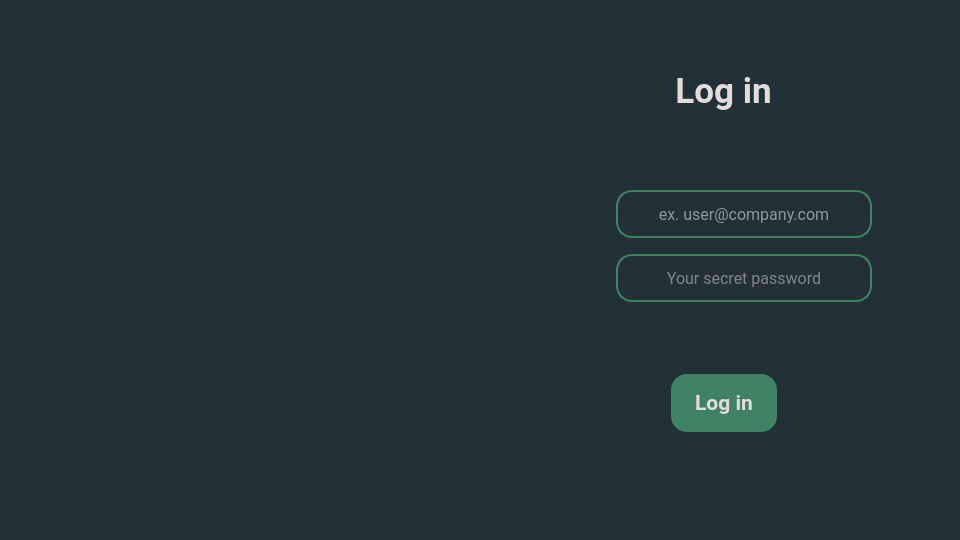
The window that ciit/resources/ui/login_window.ui (ionutsilviu3/CIIT) describes before a commit, drawn with Qt 5.
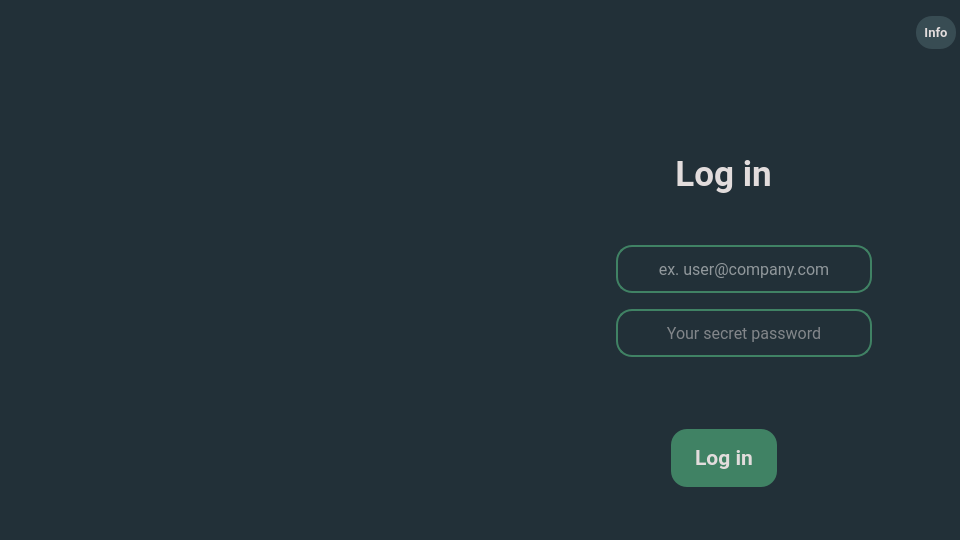
The same window after the commit. Icons and pictures are not drawn.

The edit to the form file:
```diff
--- a/ciit/resources/ui/login_window.ui
+++ b/ciit/resources/ui/login_window.ui
@@ -101,6 +101,41 @@
       <property name="bottomMargin">
        <number>8</number>
       </property>
+      <item alignment="Qt::AlignmentFlag::AlignRight|Qt::AlignmentFlag::AlignTop">
+       <widget class="QPushButton" name="pb_info">
+        <property name="font">
+         <font>
+          <family>Roboto</family>
+          <pointsize>10</pointsize>
+          <bold>true</bold>
+         </font>
+        </property>
+        <property name="styleSheet">
+         <string notr="true">QPushButton {
+	border-radius: 16px;
+	padding-left: 8px;
+	padding-right: 8px;
+	padding-top: 8 px;
+	padding-bottom: 8 px;
+	color: rgb(226, 220, 220);
+	background-color: rgb(56, 76, 83);
+    }</string>
+        </property>
+        <property name="text">
+         <string>Info</string>
+        </property>
+        <property name="icon">
+         <iconset resource="../icons/icons.qrc">
+          <normaloff>:/Icons/info.svg</normaloff>:/Icons/info.svg</iconset>
+        </property>
+        <property name="iconSize">
+         <size>
+          <width>24</width>
+          <height>24</height>
+         </size>
+        </property>
+       </widget>
+      </item>
       <item alignment="Qt::AlignmentFlag::AlignHCenter|Qt::AlignmentFlag::AlignVCenter">
        <widget class="QLabel" name="lb_login_title">
         <property name="font">
```
Left out of the diff: 7 changed lines with no effect on the pictures.
